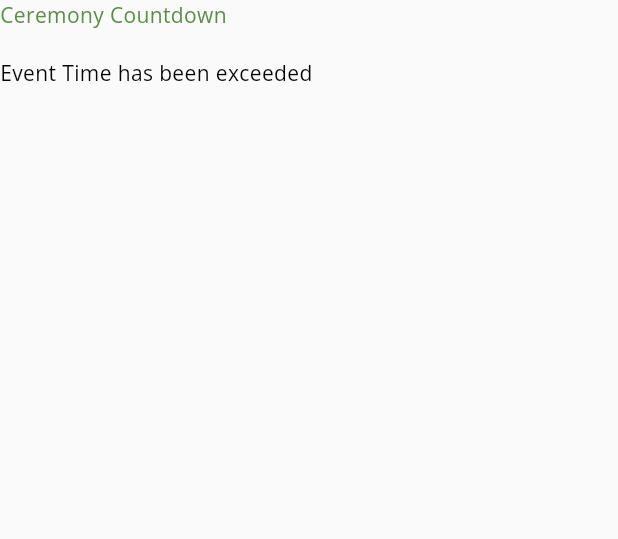
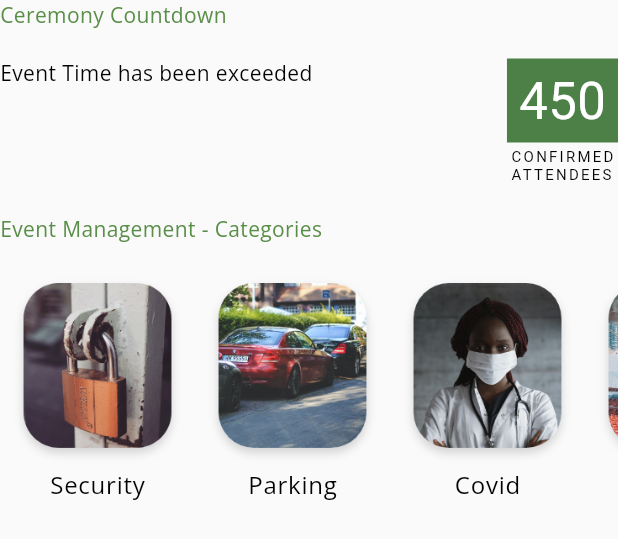
Before and after one commit to bonitas-ict/gve_ground_breaking, a Flutter app: the HomeTimer widget shown alone on an empty page, opened directly with empty values, on a phone screen of 412 x 824 dp. Shown: the top 539 px of the screen. Run offline on Flutter 3.47's test engine with Material 2 defaults, Android fonts, the light colour scheme and no system bars; drawn by our look-alikes of flutter_countdown_timer; our stand-ins replace auto_route, bloc, cached_network_image, carousel_slider, dartz, flash and 14 more; missing offline and left inert: flutter_barcode_scanner, flutter_paystack_client, platform_device_id; accounts and stored records are empty; generated files the repository leaves out were written again; network calls fail; project files that could hold a hidden picture were left out.

Commit message:
Homepage redesign

```diff
--- a/lib/src/application/payment/offline_pay/offline_pay_bloc.dart
+++ b/lib/src/application/payment/offline_pay/offline_pay_bloc.dart
@@ -21,7 +21,7 @@ class OfflinePayBloc extends Bloc<OfflinePayEvent, OfflinePayState> {
           isSubmitting: true,
           authFailureOrSuccessOption: none(),
         ));
-        failureOrSuccess = await _paymentFacade.submitOfflinePaymentInfo({"name": event.evidence?['name'], "base64Document": event.evidence?['base64Document'], "plotId": state.plotId  });
+        failureOrSuccess = await _paymentFacade.submitOfflinePaymentInfo({"name": event.evidence?['name'], "base64Document": event.evidence?['base64Document'], "plotId": state.plotId, "referenceId": state.referenceId });
         emit(state.copyWith(
           isSubmitting: false,
           authFailureOrSuccessOption:optionOf(failureOrSuccess),
@@ -30,7 +30,7 @@ class OfflinePayBloc extends Bloc<OfflinePayEvent, OfflinePayState> {
     });
 
     on<_SetPlotId>((event, emit){
-      emit(state.copyWith(plotId: event.plotId));
+      emit(state.copyWith(plotId: event.plotId, referenceId: event.referenceId));
     });
   }
 }
--- a/lib/src/application/payment/offline_pay/offline_pay_event.dart
+++ b/lib/src/application/payment/offline_pay/offline_pay_event.dart
@@ -3,5 +3,5 @@ part of 'offline_pay_bloc.dart';
 @freezed
 class OfflinePayEvent with _$OfflinePayEvent {
   const factory OfflinePayEvent.submitEvidence(Map<String, dynamic>? evidence) = _SubmitEvidence;
-  const factory OfflinePayEvent.setPlotId(String plotId) = _SetPlotId;
+  const factory OfflinePayEvent.setPlotId(String plotId, String referenceId) = _SetPlotId;
 }
--- a/lib/src/application/payment/offline_pay/offline_pay_state.dart
+++ b/lib/src/application/payment/offline_pay/offline_pay_state.dart
@@ -4,9 +4,10 @@
 class OfflinePayState with _$OfflinePayState {
   const factory OfflinePayState({
     required String plotId,
+    required String referenceId,
     required bool isSubmitting,
     required Option<Either<NetworkFailure, BaseResponse>> authFailureOrSuccessOption,
   }) = _OfflinePayState;
 
-  factory OfflinePayState.initial() => OfflinePayState(plotId: '', isSubmitting: false, authFailureOrSuccessOption: none());
+  factory OfflinePayState.initial() => OfflinePayState(plotId: '', referenceId: '',isSubmitting: false, authFailureOrSuccessOption: none());
 }
--- a/lib/src/presentation/pages/home/widgets/home_slider.dart
+++ b/lib/src/presentation/pages/home/widgets/home_slider.dart
@@ -4,7 +4,6 @@ import 'package:flutter/material.dart';
 
 const List<Widget> _pages = [
   _SlideItem(label:'State of the art facility', imagePath: 'https://informa-mea-res.cloudinary.com/image/upload/training/course-images/certificate-in-real-estate-process-for-development-investment-repdi-course.jpg',),
-  _SlideItem(label:'Strategic location', imagePath: 'https://torbitalimited.com/wp-content/uploads/2018/09/real-estate.jpg',),
   _SlideItem(label:'Awesome finishing', imagePath: 'https://www.norman-network.net/sites/default/files/images/122715793%20network.jpg',)
 ];
 
--- a/lib/src/presentation/pages/home/widgets/time_block.dart
+++ b/lib/src/presentation/pages/home/widgets/time_block.dart
@@ -1,19 +1,20 @@
 import 'package:flutter/material.dart';
 
 class TimeBlock extends StatelessWidget {
-  const TimeBlock({Key? key, required int digit, required String label }) :_digit = digit,_label = label, super(key: key);
+  const TimeBlock({Key? key, required int digit, required String label, this.color= Colors.black }) :_digit = digit,_label = label, super(key: key);
   final int _digit;
   final String _label;
+  final Color color;
 
   @override
   Widget build(BuildContext context) {
     return Column(
       children: [
         Container(
-          color: Colors.black,
+          color: color,
           child: Padding(
             padding: const EdgeInsets.all(8.0),
-            child: Text(_digit.toString(), style: Theme.of(context).textTheme.headline4!.copyWith(color: Colors.white)),
+            child: Text( _digit<10 ?"0$_digit": _digit.toString(), style: Theme.of(context).textTheme.headline4!.copyWith(color: Colors.white)),
           ),
         ),
         const SizedBox(height: 4),
--- a/lib/src/presentation/pages/home/widgets/timer_section.dart
+++ b/lib/src/presentation/pages/home/widgets/timer_section.dart
@@ -14,7 +14,11 @@ class HomeTimer extends StatelessWidget {
       children: [
         Text('Ceremony Countdown', style: Theme.of(context).textTheme.bodyText2!.copyWith(color: const Color(0xFF598E48))),
         const SizedBox(height: 20),
-        CountdownTimer(
+        Row(
+          crossAxisAlignment: CrossAxisAlignment.start,
+          children: [
+           Expanded(
+              child: CountdownTimer(
                 endTime: timeToEvent.toInt() *1000,
                 widgetBuilder: (_, CurrentRemainingTime? time){
                   if(time != null){
@@ -34,8 +38,53 @@ class HomeTimer extends StatelessWidget {
                   }
                 }
               ),
+            ),
+            const TimeBlock(digit: 450, label: 'CONFIRMED\nATTENDEES', color: Color(0xFF4D8047),),
+          ],
+        ),
         const SizedBox(height: 20),
+        Text('Event Management - Categories', style: Theme.of(context).textTheme.bodyText2!.copyWith(color: const Color(0xFF598E48))),
+        const SizedBox(height: 20),
+        SizedBox(
+          height: 180,
+          child: ListView.builder(
+            padding: EdgeInsets.zero,
+            scrollDirection: Axis.horizontal,
+            itemCount: categories.length,
+            itemBuilder: (_, int index){
+              return _Categs(category: categories[index],);
+            }
+          ),
+        )
       ],
     );
   }
 }
+
+const List<Map<String, String>> categories =[
+  {"path":'assets/images/s.png',"title":"Security" ,"description": "Lorem ipsom dolor amo blah blah blah blah blah blah blah blah"},
+  {"path":'assets/images/p.png',"title":"Parking" ,"description": "Lorem ipsom dolor amo blah blah blah blah blah blah blah blah"},
+  {"path":'assets/images/c.png',"title":"Covid" ,"description": "Lorem ipsom dolor amo blah blah blah blah blah blah blah blah"},
+  {"path":'assets/images/v.png',"title":"Venue" ,"description": "Lorem ipsom dolor amo blah blah blah blah blah blah blah blah"},
+];
+
+class _Categs extends StatelessWidget {
+  final Map<String, String> category;
+  const _Categs({ Key? key, required this.category }) : super(key: key);
+
+  @override
+  Widget build(BuildContext context) {
+    return GestureDetector(
+      onTap: (){},
+      child: SizedBox(
+        width: 130,
+        child: Column(
+          children: [
+            Image.asset(category['path']!, fit: BoxFit.cover, height: 130,),
+            Text(category['title']!, style: Theme.of(context).textTheme.bodyText1!.copyWith(color: Colors.black))
+          ],
+        ),
+      ),
+    );
+  }
+}
--- a/lib/src/presentation/pages/payment/offline_payment/offline_payment.dart
+++ b/lib/src/presentation/pages/payment/offline_payment/offline_payment.dart
@@ -7,13 +7,14 @@ import 'package:gve_opening/src/application/application.dart';
 import 'widget/widget.dart';
 
 class OfflinePaymentPage extends StatelessWidget {
-  const OfflinePaymentPage({ Key? key, required String plotId }) :_plotId = plotId, super(key: key);
+  const OfflinePaymentPage({ Key? key, required String plotId, required String refNum }) : _plotId = plotId, _refNum = refNum, super(key: key);
   final String _plotId;
+  final String _refNum;
   @override
   Widget build(BuildContext context) {
     return Scaffold(
       body: BlocProvider(
-        create: (context) => getIt<OfflinePayBloc>()..add(OfflinePayEvent.setPlotId(_plotId)),
+        create: (context) => getIt<OfflinePayBloc>()..add(OfflinePayEvent.setPlotId(_plotId, _refNum)),
         child: Stack(
               children: [
                 SvgPicture.asset('assets/images/pay_bg.svg'),
```
Also changed, not shown: lib/src/presentation/pages/home/widgets/home_main.dart (+43 -43 lines), lib/src/presentation/pages/payment/pay_method/widget/pay_method_container.dart (+40 -23 lines), assets/images/c.png (added), assets/images/p.png (added), assets/images/s.png (added), assets/images/v.png (added), lib/src/application/payment/offline_pay/offline_pay_bloc.freezed.dart, lib/src/presentation/routes/app_router.gr.dart. Lines whose indentation alone changed are shown as unchanged.
